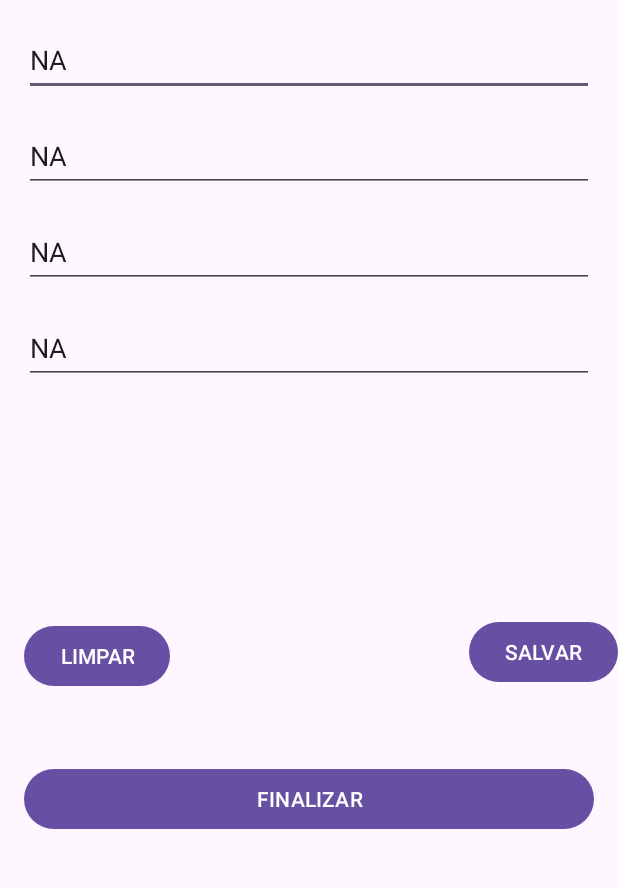
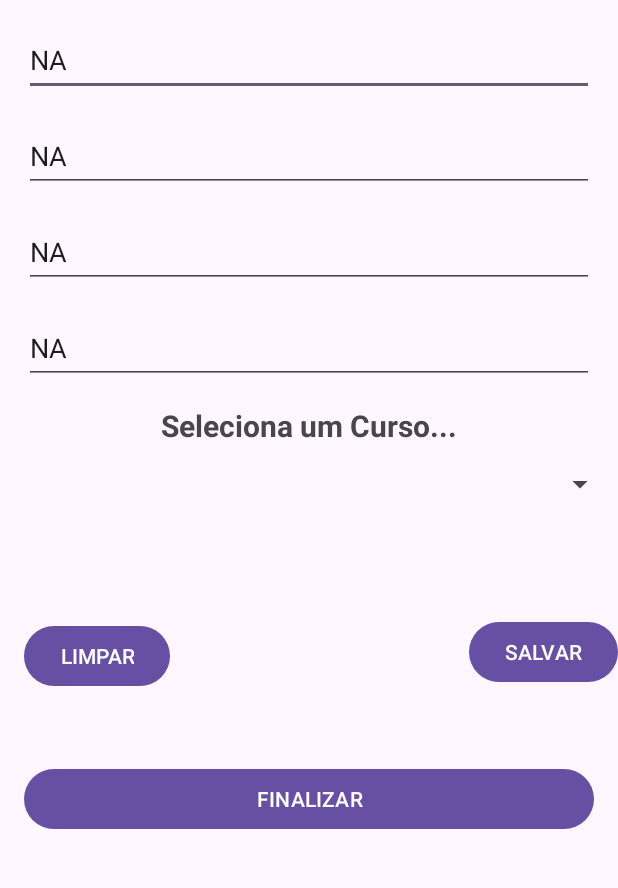
Before and after one commit to KevinAlmd27/DevAndroid, an Android app: the screen it shows after launch (MainActivity), on a phone screen of 412 x 824 dp, the part 61-949 px from its top. Run offline under Robolectric (Android 15) with nearby library versions, the phone set to English and light mode, and no system bars.

Commit message:
Refatoração Layout - Spinner

```diff
--- a/AppLista/app/src/main/res/layout/activity_main.xml
+++ b/AppLista/app/src/main/res/layout/activity_main.xml
@@ -114,4 +114,29 @@
         app:layout_constraintTop_toBottomOf="@+id/editTelefoneContato"
         app:layout_constraintVertical_bias="0.529" />
 
+    <Spinner
+        android:id="@+id/spinner"
+        android:layout_width="409dp"
+        android:layout_height="wrap_content"
+        android:layout_marginStart="16dp"
+        android:layout_marginTop="24dp"
+        android:layout_marginEnd="16dp"
+        app:layout_constraintBottom_toTopOf="@+id/btnFinalizar"
+        app:layout_constraintEnd_toEndOf="parent"
+        app:layout_constraintStart_toStartOf="parent"
+        app:layout_constraintTop_toBottomOf="@+id/editTelefoneContato"
+        app:layout_constraintVertical_bias="0.15" />
+
+    <TextView
+        android:id="@+id/txtListaSpinner"
+        android:layout_width="wrap_content"
+        android:layout_height="wrap_content"
+        android:text="Seleciona um Curso..."
+        android:textSize="20sp"
+        android:textStyle="bold"
+        app:layout_constraintBottom_toTopOf="@+id/spinner"
+        app:layout_constraintEnd_toEndOf="parent"
+        app:layout_constraintStart_toStartOf="parent"
+        app:layout_constraintTop_toBottomOf="@+id/editTelefoneContato" />
+
 </androidx.constraintlayout.widget.ConstraintLayout>
```
